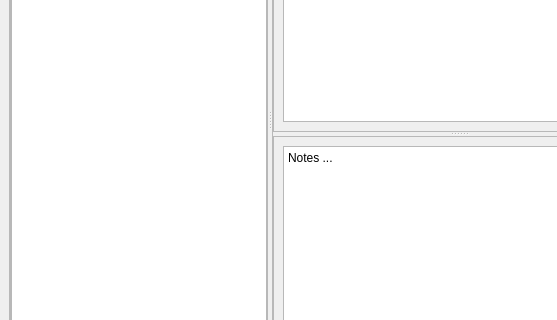
namuan/junction, file resources/views/MainWindow.ui: the form before one commit; both pictures show x 0 to 557 and y 229 to 549 of the 938 by 695 pixel window.
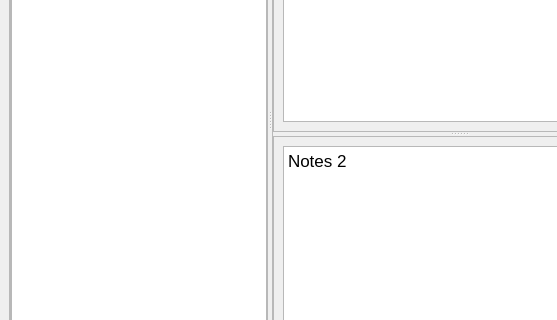
The form after the commit.

Commit message: fix: Persist notes across sessions

Diff of the .ui file:
```diff
--- a/resources/views/MainWindow.ui
+++ b/resources/views/MainWindow.ui
@@ -146,9 +146,13 @@
                </property>
                <layout class="QVBoxLayout" name="verticalLayout_4">
                 <item>
-                 <widget class="QPlainTextEdit" name="txtNotes">
-                  <property name="plainText">
-                   <string>Notes ...</string>
+                 <widget class="QTextEdit" name="txtNotes">
+                  <property name="html">
+                   <string>&lt;!DOCTYPE HTML PUBLIC &quot;-//W3C//DTD HTML 4.0//EN&quot; &quot;http://www.w3.org/TR/REC-html40/strict.dtd&quot;&gt;
+&lt;html&gt;&lt;head&gt;&lt;meta name=&quot;qrichtext&quot; content=&quot;1&quot; /&gt;&lt;style type=&quot;text/css&quot;&gt;
+p, li { white-space: pre-wrap; }
+&lt;/style&gt;&lt;/head&gt;&lt;body style=&quot; font-family:'.SF NS Text'; font-size:13pt; font-weight:400; font-style:normal;&quot;&gt;
+&lt;p style=&quot; margin-top:0px; margin-bottom:0px; margin-left:0px; margin-right:0px; -qt-block-indent:0; text-indent:0px;&quot;&gt;Notes 2&lt;/p&gt;&lt;/body&gt;&lt;/html&gt;</string>
                   </property>
                  </widget>
                 </item>
```
The commit also changes 4 other files.
